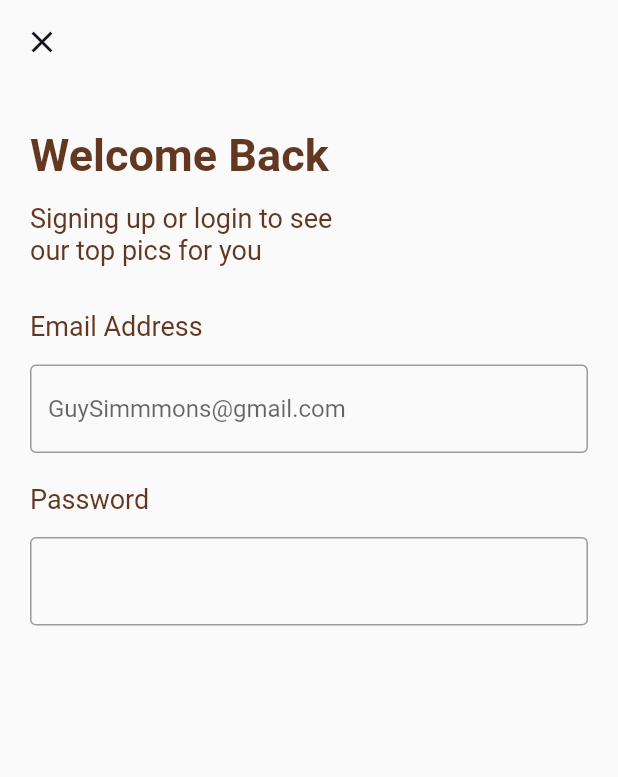
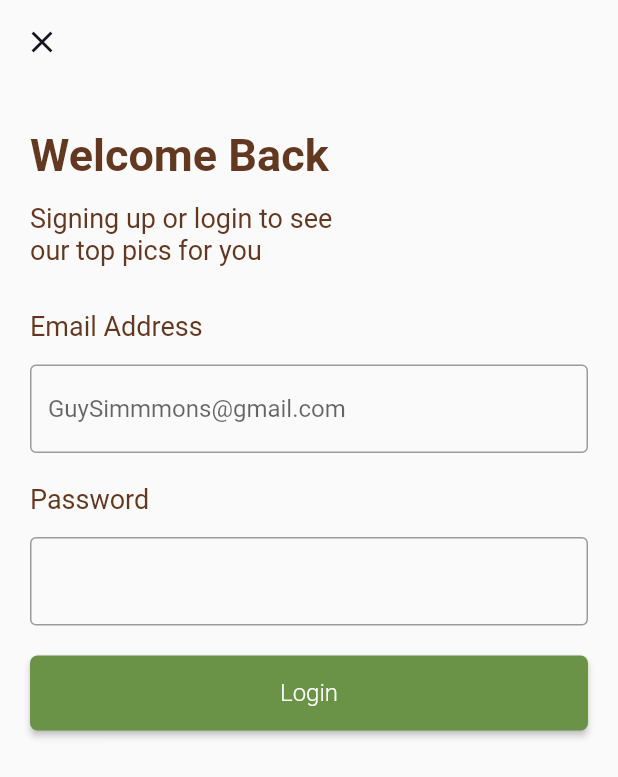
Before and after one commit to Karthik-Sunil-K/Flutter-App-Naturewooden-TATOS, a Flutter app: the screen it shows after launch, on a phone screen of 412 x 824 dp. Shown: the top 777 px of the screen. Run offline on Flutter 3.47's test engine with Material 2 defaults, Android fonts, the phone set to English and light mode, and no system bars; Roboto replaces fonts that are missing (SF Pro Text).

Commit message:
login button

```diff
--- a/naturewooden/lib/main.dart
+++ b/naturewooden/lib/main.dart
@@ -104,6 +104,25 @@ class MyApp extends StatelessWidget {
                 ],
               ),
             ),
+            Container(
+              padding: EdgeInsets.fromLTRB(20, 20, 20, 0),
+              width: double.infinity,
+              height: 70,
+              child: RaisedButton(
+                shape: RoundedRectangleBorder(
+                    borderRadius: BorderRadius.circular(5)),
+                color: Color(0xff6A9347),
+                child: Text(
+                  'Login',
+                  style: TextStyle(
+                      fontSize: 16,
+                      fontFamily: 'SF Pro Text',
+                      fontWeight: FontWeight.w300),
+                ),
+                textColor: Colors.white,
+                onPressed: () {},
+              ),
+            ),
           ],
         ),
       ),
--- a/naturewooden/pubspec.yaml
+++ b/naturewooden/pubspec.yaml
@@ -23,6 +23,7 @@ environment:
 dependencies:
   flutter:
     sdk: flutter
+
 
 
   # The following adds the Cupertino Icons font to your application.
```
